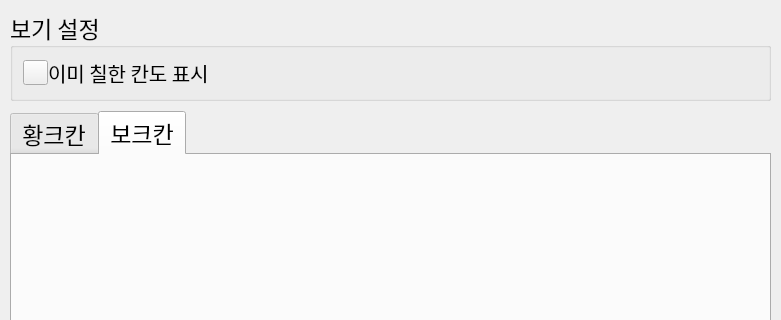
Qt form widgets/ui/page_crayon_2.ui (voiderd-sub/trickcal-manager) before a commit; both pictures show x 0 to 781 and y 0 to 320 of the 781 by 584 pixel window.
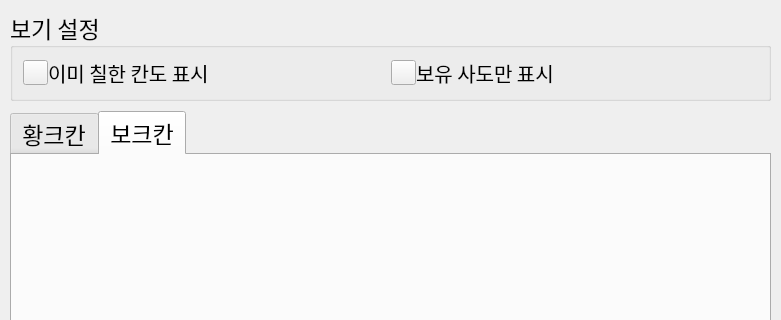
The same form after that commit. The open tabs and pages were chosen to show the change. Custom widgets are drawn as their Qt base class.

Commit message: feat: create checkbutton for owned hero

Patch:
```diff
--- a/widgets/ui/page_crayon_2.ui
+++ b/widgets/ui/page_crayon_2.ui
@@ -46,7 +46,7 @@
      <property name="title">
       <string>보기 설정</string>
      </property>
-     <layout class="QVBoxLayout" name="verticalLayout">
+     <layout class="QHBoxLayout" name="horizontalLayout_2">
       <property name="spacing">
        <number>0</number>
       </property>
@@ -119,6 +119,63 @@
         </item>
        </layout>
       </item>
+      <item>
+       <layout class="QHBoxLayout" name="horizontalLayout_3">
+        <item>
+         <widget class="QCheckButton" name="ownedHeroCheckButton">
+          <property name="enabled">
+           <bool>true</bool>
+          </property>
+          <property name="sizePolicy">
+           <sizepolicy hsizetype="Fixed" vsizetype="Fixed">
+            <horstretch>0</horstretch>
+            <verstretch>0</verstretch>
+           </sizepolicy>
+          </property>
+          <property name="minimumSize">
+           <size>
+            <width>25</width>
+            <height>25</height>
+           </size>
+          </property>
+          <property name="maximumSize">
+           <size>
+            <width>25</width>
+            <height>25</height>
+           </size>
+          </property>
+          <property name="font">
+           <font>
+            <family>ONE Mobile POP</family>
+            <pointsize>8</pointsize>
+           </font>
+          </property>
+          <property name="text">
+           <string/>
+          </property>
+          <property name="checkable">
+           <bool>true</bool>
+          </property>
+          <property name="checked">
+           <bool>false</bool>
+          </property>
+         </widget>
+        </item>
+        <item>
+         <widget class="QLabel" name="ownedHeroLabel">
+          <property name="font">
+           <font>
+            <family>ONE Mobile POP</family>
+            <pointsize>15</pointsize>
+           </font>
+          </property>
+          <property name="text">
+           <string>보유 사도만 표시</string>
+          </property>
+         </widget>
+        </item>
+       </layout>
+      </item>
      </layout>
     </widget>
    </item>
```
Left out of the diff: 2 changed lines with no effect on the pictures. The commit also changes 1 other file.
